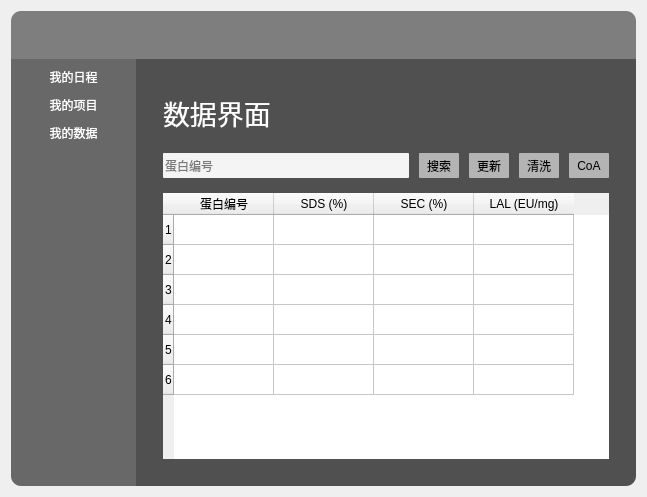
Above: base/main.ui from dongfeixiang/QCseek before the change. Below: the same form after it.
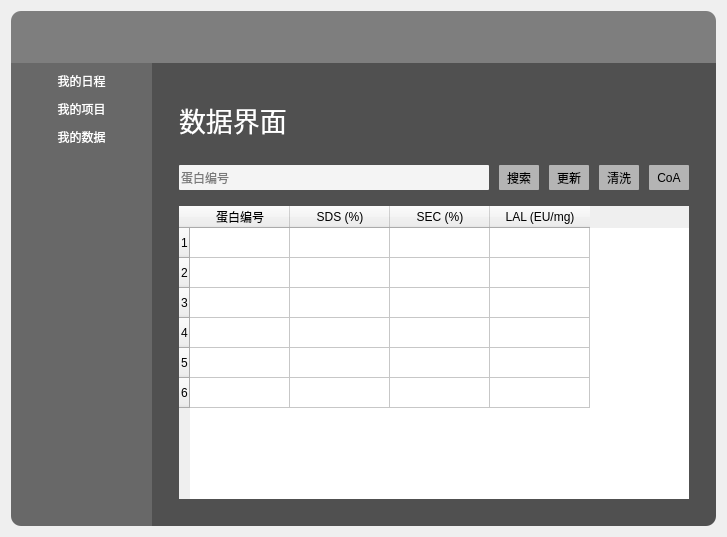
That is the form after the change. Icons and pictures are not drawn.

```diff
--- a/base/main.ui
+++ b/base/main.ui
@@ -6,8 +6,8 @@
    <rect>
     <x>0</x>
     <y>0</y>
-    <width>647</width>
-    <height>497</height>
+    <width>727</width>
+    <height>537</height>
    </rect>
   </property>
   <property name="windowTitle">
```
Left out of the diff: 16 changed lines with no effect on the pictures.
